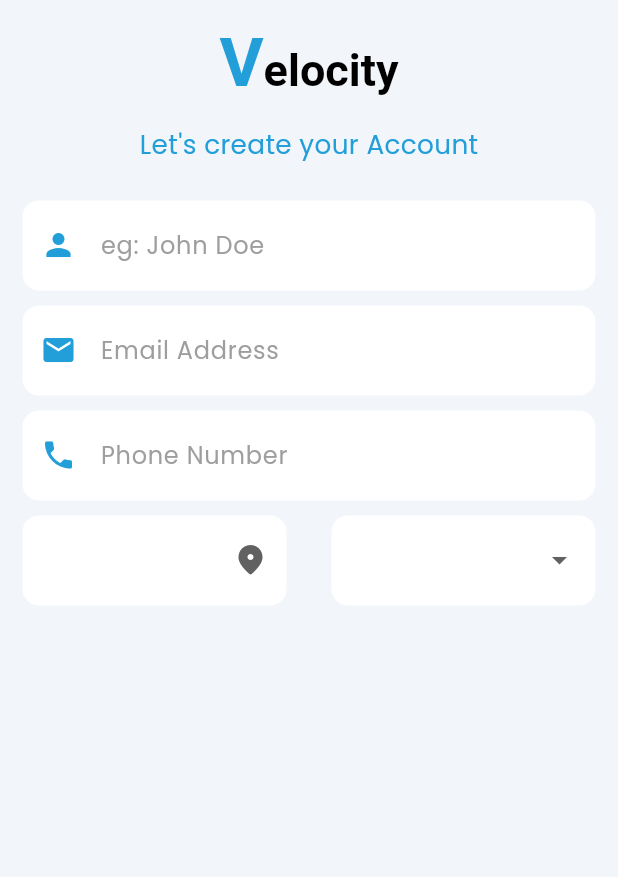
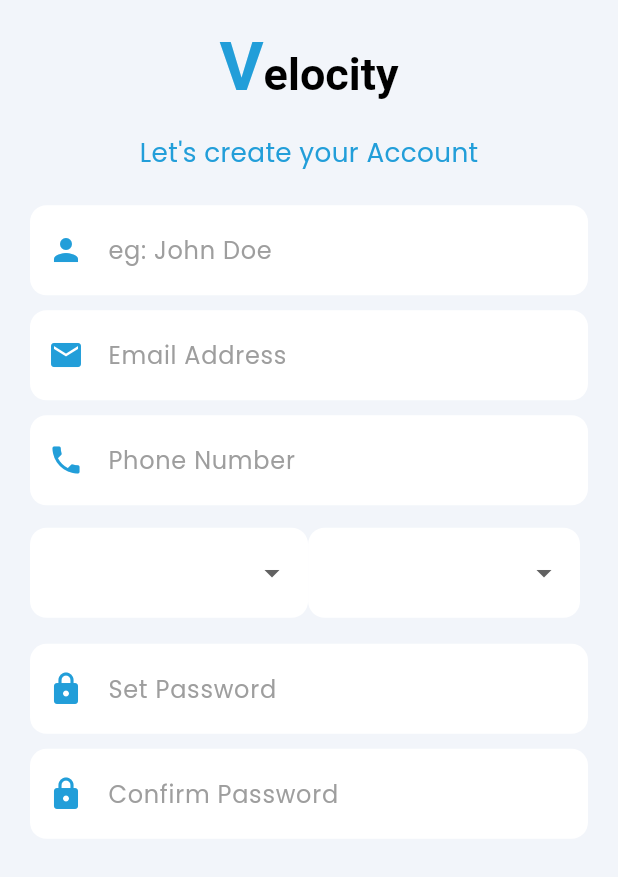
Before and after one commit to mayur-baniya/velocity-1, a Flutter app: the screen it shows after launch, after a tap on an icon or button, on a phone screen of 412 x 824 dp. Shown: the top 877 px of the screen. Run offline on Flutter 3.47's test engine with Material 3 defaults, Android fonts, the light colour scheme and no system bars; our stand-ins replace flutter_dotenv, get, google_fonts, velocity_x; Roboto replaces fonts that are missing (Aclonica).

Commit message:
nothing here

```diff
--- a/lib/common/widgets/app_header_logo.dart
+++ b/lib/common/widgets/app_header_logo.dart
@@ -27,10 +27,7 @@
             TextSpan(
                 text: 'elocity',
                 style: TextStyle(
-                    color: (MediaQuery.of(context).platformBrightness ==
-                            Brightness.light
-                        ? Colors.black
-                        : Colors.white),
+                    color: secondaryColor(context),
                     fontSize: 30,
                     fontWeight: FontWeight.bold,
                     fontFamily: GoogleFonts.aclonica().fontFamily))
--- a/lib/screens/login_screen.dart
+++ b/lib/screens/login_screen.dart
@@ -1,5 +1,6 @@
 // ignore_for_file: prefer_const_constructors
 
+import 'package:flutter/cupertino.dart';
 import 'package:flutter/material.dart';
 import 'package:get/get.dart';
 import 'package:google_fonts/google_fonts.dart';
@@ -36,7 +37,8 @@
               TextFormField(
                 decoration: const InputDecoration(
                     hintText: "Enter Email",
-                    prefixIcon: Icon(Icons.mail_outline_rounded)),
+                    prefixIcon: Icon(CupertinoIcons.mail)
+                    ),
               ).marginSymmetric(vertical: 10),
               TextFormField(
                 obscureText: isObscure,
@@ -45,17 +47,19 @@
                     suffixIcon: IconButton(
                         icon: Icon(
                           isObscure
-                              ? Icons.visibility_outlined
-                              : Icons.visibility_off_outlined,
+                              ? CupertinoIcons.eye
+                              : CupertinoIcons.eye_slash,
                         ),
                         onPressed: () {
                           setState(() {
                             isObscure = !isObscure;
                           });
                         }),
-                    prefixIcon: Icon(Icons.lock_outline)),
+                    prefixIcon: Icon(CupertinoIcons.lock)),
               ).marginSymmetric(vertical: 10),
-              ElevatedButton(onPressed: () {}, child: "Login".text.make())
+              ElevatedButton(onPressed: () {
+                secondaryColor(context);
+              }, child: "Login".text.make())
                   .marginSymmetric(vertical: 15),
               TextButton(
                       onPressed: () {},
--- a/lib/screens/signup_screen.dart
+++ b/lib/screens/signup_screen.dart
@@ -1,3 +1,5 @@
+// ignore_for_file: prefer_const_constructors
+
 import 'package:flutter/material.dart';
 import 'package:get/get.dart';
 import 'package:velocity/common/widgets/app_header_logo.dart';
@@ -14,6 +16,7 @@
 class SignUpScreenState extends State<SignUpScreen> {
   final city = ['Nagpur', 'Bhandara', 'Wardha'];
   var selectedCity;
+  bool isObscure = true;
 
   @override
   Widget build(BuildContext context) {
@@ -27,34 +30,29 @@
           child: Column(
             crossAxisAlignment: CrossAxisAlignment.start,
             children: [
-              VxBox(
-                child: AppHeaderLogo(
-                  subtitleText: "Let's create your Account",
-                )
-              )
-                  .width(Get.width * 1)
-                  .height(Get.height * 0.15)
-                  .make(),
+              AppHeaderLogo(
+                subtitleText: "Let's create your Account",
+              ).h16(context),
+
 
               TextFormField(
                 decoration: InputDecoration(
                     prefixIcon: Icon(Icons.person), hintText: "eg: John Doe"),
-              ).marginSymmetric(horizontal: 15).paddingOnly(top: 10),
+              ).marginSymmetric(vertical: 5),
               TextFormField(
                 decoration: InputDecoration(
                     prefixIcon: Icon(Icons.email), hintText: "Email Address"),
-              ).marginSymmetric(horizontal: 15).paddingOnly(top: 10),
+              ).marginSymmetric(vertical: 5),
               TextFormField(
                 decoration: InputDecoration(
                     prefixIcon: Icon(Icons.phone), hintText: "Phone Number"),
-              ).marginSymmetric(horizontal: 15).paddingOnly(top: 10),
+              ).marginSymmetric(vertical: 5),
 
 
               Row(
                 children: [
                   VxBox(
                           child: DropdownButtonFormField(
-                                  icon: Icon(Icons.location_on_rounded),
                                   items: city.map(buildMenuItems).toList(),
                                   onChanged: (value) {
                                     setState(() {
@@ -64,11 +62,9 @@
 
                                   )
                               .marginOnly(top: 10)
-                              .paddingSymmetric(horizontal: 15)
                               )
-                      .width(Get.width * 0.5)
+                      .width(Get.width * 0.45)
                       .height(Get.height * 0.1)
-
                       .make(),
 
                         VxBox(
@@ -80,16 +76,36 @@
                                     });
                                   })
                               .marginOnly(top: 10)
-                              .paddingSymmetric(horizontal: 15)
                               )
-                      .width(Get.width * 0.5)
+                      .width(Get.width * 0.44)
                       .height(Get.height * 0.1)
                       .make(),
                 ],
               ),
+
+              TextFormField(
+                decoration: InputDecoration(
+                    prefixIcon: Icon(Icons.lock_rounded), hintText: "Set Password"),
+              ).marginSymmetric(vertical: 5),
+              TextFormField(
+                decoration: InputDecoration(
+                    prefixIcon: Icon(Icons.lock_rounded), hintText: "Confirm Password"),
+              ).marginSymmetric(vertical: 5),
+
+
+
+              VxBox(
+
+
+
+              ).make()
+
+
+
+
             ],
           ),
-        ),
+        ).marginSymmetric( horizontal: 20),
       ),
     );
   }
--- a/lib/themes/colors.dart
+++ b/lib/themes/colors.dart
@@ -1,12 +1,17 @@
+// ignore_for_file: prefer_const_constructors
+
 import 'package:flutter/material.dart';
 
+secondaryColor(BuildContext context) =>(
+   MediaQuery.of(context).platformBrightness == Brightness.light
+      ? Colors.black
+      : Colors.white
+);
+
+
 Color primaryColor = Color(0xFF229ED9);
-// Color secondaryColor = (MediaQuery.of(context).platformBrightness ==
-//                             Brightness.light
-//                         ? Colors.black
-//                         : Colors.white);
 
-Color bgLightColor =const Color(0xFF229ED9);
+Color bgLightColor = const Color(0xFF229ED9);
 Color scaffoldLightColor = Color.fromARGB(255, 242, 245, 250);
 
 //::::::::::::::::::::::::::::::: dark color ::::::::::::::::::::::::::::::::::::::::://
```
